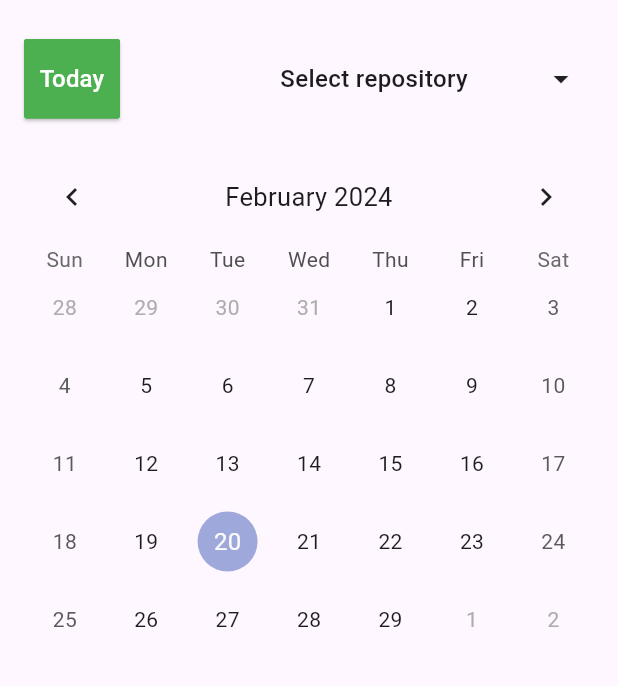
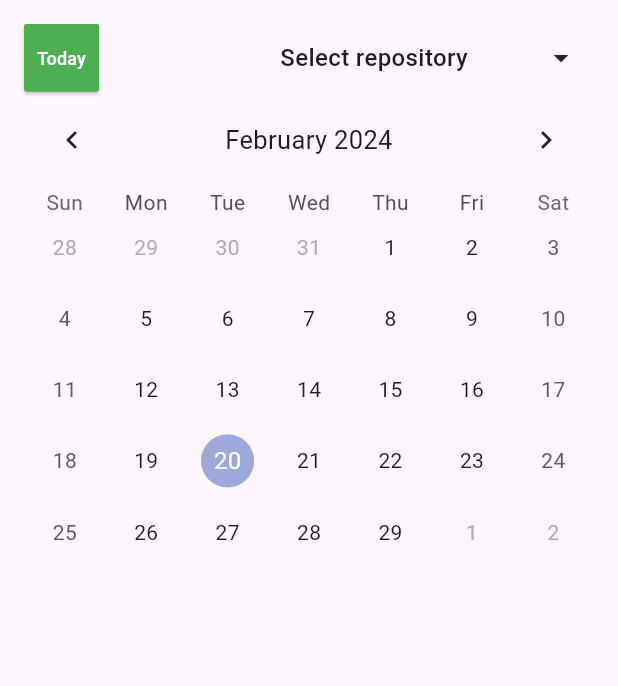
Before and after one commit to donghyukkil/Commitchecker, a Flutter app: the CommitHeatmap screen opened directly with empty values, after a tap on "Today", on a phone screen of 412 x 824 dp, the part 84-770 px from its top. Run offline on Flutter 3.47's test engine with Material 3 defaults, Android fonts, the phone set to English and light mode, and no system bars; drawn by our look-alikes of table_calendar; our stand-ins replace flutter_dotenv, webview_flutter; network calls fail.

Commit message:
style: UI 3차 수정

```diff
--- a/lib/components/commit_list.dart
+++ b/lib/components/commit_list.dart
@@ -20,13 +20,12 @@ class CommitList extends StatelessWidget {
             border: Border.all(color: Colors.grey[300]!),
             borderRadius: BorderRadius.circular(5),
           ),
-          margin: const EdgeInsets.symmetric(vertical: 2),
           child: ListTile(
             title: Text(
               commit.message,
               style: const TextStyle(
                 color: Colors.black,
-                fontSize: 16,
+                fontSize: 12,
               ),
             ),
             onTap: () {
--- a/lib/screens/commit_heatmap.dart
+++ b/lib/screens/commit_heatmap.dart
@@ -162,11 +162,15 @@ class _CommitHeatmapState extends State<CommitHeatmap> {
         padding: const EdgeInsets.all(16.0),
         child: Column(
           children: [
-            const SizedBox(height: 10),
-            Row(
+            SizedBox(
+              height: 45,
+              child: Row(
                 mainAxisAlignment: MainAxisAlignment.center,
                 children: [
-                ElevatedButton(
+                  SizedBox(
+                    height: 50,
+                    width: 50,
+                    child: ElevatedButton(
                       onPressed: () {
                         setState(() {
                           focusedDay = DateTime.now();
@@ -181,14 +185,16 @@ class _CommitHeatmapState extends State<CommitHeatmap> {
                           borderRadius: BorderRadius.circular(2),
                           side: const BorderSide(color: Colors.green, width: 2),
                         ),
-                    padding: const EdgeInsets.symmetric(vertical: 15.0),
+                        padding: const EdgeInsets.symmetric(vertical: 10.0),
                       ),
                       child: const Text(
                         'Today',
-                    style: TextStyle(fontSize: 16),
+                        style: TextStyle(
+                          fontSize: 12,
                         ),
                       ),
-                const SizedBox(width: 50),
+                    ),
+                  ),
                   Expanded(
                     child: RepositoryDropdownButton(
                       selectedRepository: selectedRepository,
@@ -204,14 +210,15 @@ class _CommitHeatmapState extends State<CommitHeatmap> {
                   ),
                 ],
               ),
-            const SizedBox(height: 20),
+            ),
             Expanded(
-              flex: 4,
+              child: SizedBox(
                 child: isLoading
                     ? const Center(
                         child: CircularProgressIndicator(),
                       )
                     : TableCalendar(
+                        rowHeight: 47.5,
                         focusedDay: focusedDay,
                         firstDay: DateTime.utc(2020, 1, 1),
                         lastDay: DateTime.utc(2025, 12, 31),
@@ -259,6 +266,7 @@ class _CommitHeatmapState extends State<CommitHeatmap> {
                         },
                       ),
               ),
+            ),
             if (selectedCommits != null && selectedDay != null)
               Padding(
                 padding: const EdgeInsets.all(8.0),
@@ -267,14 +275,14 @@ class _CommitHeatmapState extends State<CommitHeatmap> {
                   child: Text(
                     formatDate(selectedDay),
                     style: const TextStyle(
-                      fontSize: 16,
+                      fontSize: 14,
                       fontWeight: FontWeight.bold,
                     ),
                   ),
                 ),
               ),
-            Expanded(
-              flex: 2,
+            SizedBox(
+              height: 110,
               child: Scrollbar(
                 thumbVisibility: true,
                 thickness: 4.0,
```
Also changed, not shown: lib/components/repository_dropdown_button.dart (+28 -2 lines). Lines whose indentation alone changed are shown as unchanged.
